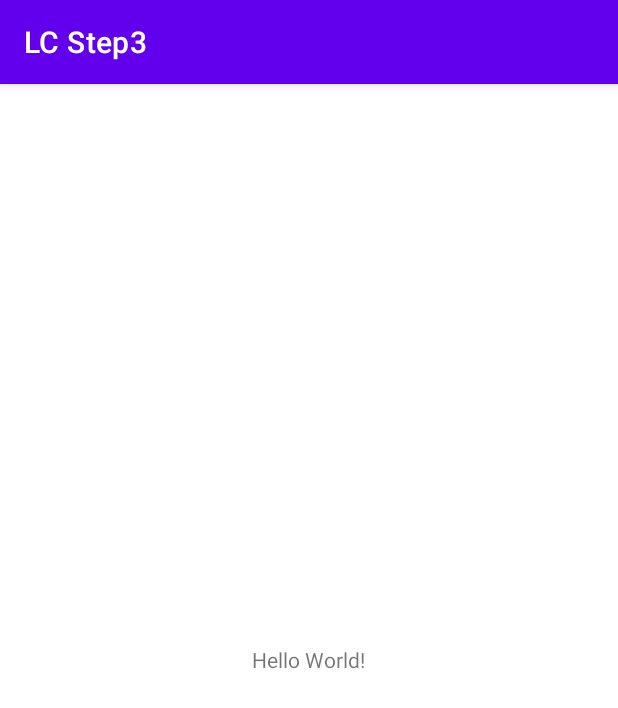
After one commit to phorvicheka-android-kotlin/kk-learn-android-life-cycles, an Android app: the ChronoActivity3 screen opened directly, with no data from a screen before it, on a phone screen of 412 x 824 dp. The commit adds this screen. Shown: the top 708 px of the screen. Run offline under Robolectric (Android 15) with nearby library versions, the phone set to English and light mode, and no system bars.

Commit message:
Step 3 - Wrap Data Using LiveData
https://codelabs.developers.google.com/codelabs/android-lifecycles/#3

```diff
--- a/app/src/main/AndroidManifest.xml
+++ b/app/src/main/AndroidManifest.xml
@@ -27,6 +27,15 @@
                 <category android:name="android.intent.category.LAUNCHER" />
             </intent-filter>
         </activity>
+        <activity
+            android:name=".step3.ChronoActivity3"
+            android:label="LC Step3">
+            <intent-filter>
+                <action android:name="android.intent.action.MAIN" />
+
+                <category android:name="android.intent.category.LAUNCHER" />
+            </intent-filter>
+        </activity>
     </application>
 
 </manifest>
--- /dev/null
+++ b/app/src/main/java/com/example/kkandroidlifecycles/step3/ChronoActivity3.kt
@@ -0,0 +1,50 @@
+/*
+ * Copyright 2019, The Android Open Source Project
+ *
+ * Licensed under the Apache License, Version 2.0 (the "License");
+ * you may not use this file except in compliance with the License.
+ * You may obtain a copy of the License at
+ *
+ *      http://www.apache.org/licenses/LICENSE-2.0
+ *
+ * Unless required by applicable law or agreed to in writing, software
+ * distributed under the License is distributed on an "AS IS" BASIS,
+ * WITHOUT WARRANTIES OR CONDITIONS OF ANY KIND, either express or implied.
+ * See the License for the specific language governing permissions and
+ * limitations under the License.
+ */
+package com.example.kkandroidlifecycles.step3
+
+import android.os.Bundle
+import android.util.Log
+import android.view.View
+import android.widget.TextView
+import androidx.appcompat.app.AppCompatActivity
+import androidx.lifecycle.Observer
+import androidx.lifecycle.ViewModelProvider
+import com.example.kkandroidlifecycles.R
+
+class ChronoActivity3 : AppCompatActivity() {
+    private var mLiveDataTimerViewModel: LiveDataTimerViewModel? = null
+
+    override fun onCreate(savedInstanceState: Bundle?) {
+        super.onCreate(savedInstanceState)
+        setContentView(R.layout.chrono_activity_3)
+        mLiveDataTimerViewModel = ViewModelProvider(this).get<LiveDataTimerViewModel>(
+            LiveDataTimerViewModel::class.java
+        )
+        subscribe()
+    }
+
+    private fun subscribe() {
+        val elapsedTimeObserver: Observer<Long> = Observer { aLong ->
+            val newText: String = this@ChronoActivity3.resources.getString(
+                R.string.seconds, aLong
+            )
+            (findViewById<View>(R.id.timer_textview) as TextView).text = newText
+            Log.d("ChronoActivity3", "Updating timer")
+        }
+
+        //TODO: observe the ViewModel's elapsed time
+    }
+}
--- /dev/null
+++ b/app/src/main/java/com/example/kkandroidlifecycles/step3/LiveDataTimerViewModel.kt
@@ -0,0 +1,42 @@
+package com.example.kkandroidlifecycles.step3
+
+import android.os.SystemClock
+import androidx.lifecycle.LiveData
+import androidx.lifecycle.MutableLiveData
+import androidx.lifecycle.ViewModel
+import java.util.*
+
+/**
+ * A ViewModel used for the [com.example.kkandroidlifecycles.step3.ChronoActivity3].
+ */
+class LiveDataTimerViewModel : ViewModel() {
+    private val mElapsedTime = MutableLiveData<Long>()
+    private val mInitialTime: Long = SystemClock.elapsedRealtime()
+    private val timer: Timer = Timer()
+
+    // Will be used when step is completed
+    val elapsedTime: LiveData<Long>
+        get() = mElapsedTime
+
+    override fun onCleared() {
+        super.onCleared()
+        timer.cancel()
+    }
+
+    companion object {
+        private const val ONE_SECOND = 1000
+    }
+
+    init {
+        // Update the elapsed time every second.
+        timer.scheduleAtFixedRate(object : TimerTask() {
+            override fun run() {
+                val newValue = (SystemClock.elapsedRealtime() - mInitialTime) / 1000
+
+                // setValue() cannot be called from a background thread so post to main thread.
+                //TODO post the new value with LiveData.postValue()
+
+            }
+        }, ONE_SECOND.toLong(), ONE_SECOND.toLong())
+    }
+}
--- /dev/null
+++ b/app/src/main/res/layout/chrono_activity_3.xml
@@ -0,0 +1,44 @@
+<?xml version="1.0" encoding="utf-8"?><!--
+  ~ Copyright 2019, The Android Open Source Project
+  ~
+  ~ Licensed under the Apache License, Version 2.0 (the "License");
+  ~ you may not use this file except in compliance with the License.
+  ~ You may obtain a copy of the License at
+  ~
+  ~      http://www.apache.org/licenses/LICENSE-2.0
+  ~
+  ~ Unless required by applicable law or agreed to in writing, software
+  ~ distributed under the License is distributed on an "AS IS" BASIS,
+  ~ WITHOUT WARRANTIES OR CONDITIONS OF ANY KIND, either express or implied.
+  ~ See the License for the specific language governing permissions and
+  ~ limitations under the License.
+  -->
+
+
+<RelativeLayout xmlns:android="http://schemas.android.com/apk/res/android"
+    xmlns:tools="http://schemas.android.com/tools"
+    android:id="@+id/activity_main"
+    android:layout_width="match_parent"
+    android:layout_height="match_parent"
+    android:paddingBottom="@dimen/activity_vertical_margin"
+    android:paddingLeft="@dimen/activity_horizontal_margin"
+    android:paddingRight="@dimen/activity_horizontal_margin"
+    android:paddingTop="@dimen/activity_vertical_margin">
+
+    <TextView
+        android:id="@+id/hello_textview"
+        android:layout_width="wrap_content"
+        android:layout_height="wrap_content"
+        android:layout_centerHorizontal="true"
+        android:layout_centerVertical="true"
+        android:text="Hello World!" />
+
+    <TextView
+        android:id="@+id/timer_textview"
+        android:layout_width="wrap_content"
+        android:layout_height="wrap_content"
+        android:layout_below="@id/hello_textview"
+        android:layout_centerHorizontal="true"
+        android:layout_centerVertical="true" />
+
+</RelativeLayout>
--- a/app/src/main/res/values/strings.xml
+++ b/app/src/main/res/values/strings.xml
@@ -1,3 +1,4 @@
 <resources>
     <string name="app_name">kkAndroidLifeCycles</string>
+    <string name="seconds">%d seconds elapsed</string>
 </resources>
```
